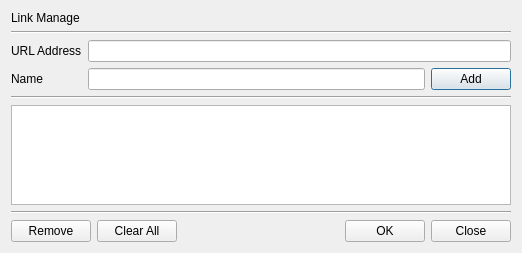
This is BerEditor/link_man_dlg.ui in jykim74/BerEditor as Qt 5 draws it before an edit. The edited form follows.
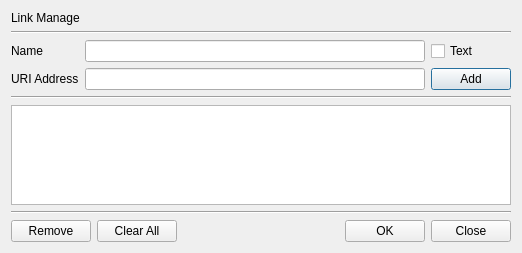
This is the edited form.

Commit message: Content Link에서 Text 모드 지원

Diff of the .ui file:
```diff
--- a/BerEditor/link_man_dlg.ui
+++ b/BerEditor/link_man_dlg.ui
@@ -36,20 +36,23 @@
      <item row="1" column="0">
       <widget class="QLabel" name="label_3">
        <property name="text">
-        <string>Name</string>
+        <string>URI Address</string>
        </property>
       </widget>
      </item>
      <item row="1" column="1">
+      <widget class="QLineEdit" name="mURIText"/>
+     </item>
+     <item row="0" column="0">
+      <widget class="QLabel" name="Name">
+       <property name="text">
+        <string>Name</string>
+       </property>
+      </widget>
+     </item>
+     <item row="0" column="1">
       <widget class="QLineEdit" name="mNameText"/>
      </item>
-     <item row="0" column="0">
-      <widget class="QLabel" name="label_2">
-       <property name="text">
-        <string>URL Address</string>
-       </property>
-      </widget>
-     </item>
      <item row="1" column="2">
       <widget class="QPushButton" name="mAddBtn">
        <property name="text">
@@ -57,8 +60,12 @@
        </property>
       </widget>
      </item>
-     <item row="0" column="1" colspan="2">
-      <widget class="QLineEdit" name="mURIText"/>
+     <item row="0" column="2">
+      <widget class="QCheckBox" name="mTextCheck">
+       <property name="text">
+        <string>Text</string>
+       </property>
+      </widget>
      </item>
     </layout>
    </item>
```
Left out of the diff: 3 changed lines with no effect on the pictures. The commit also changes 4 other files.
